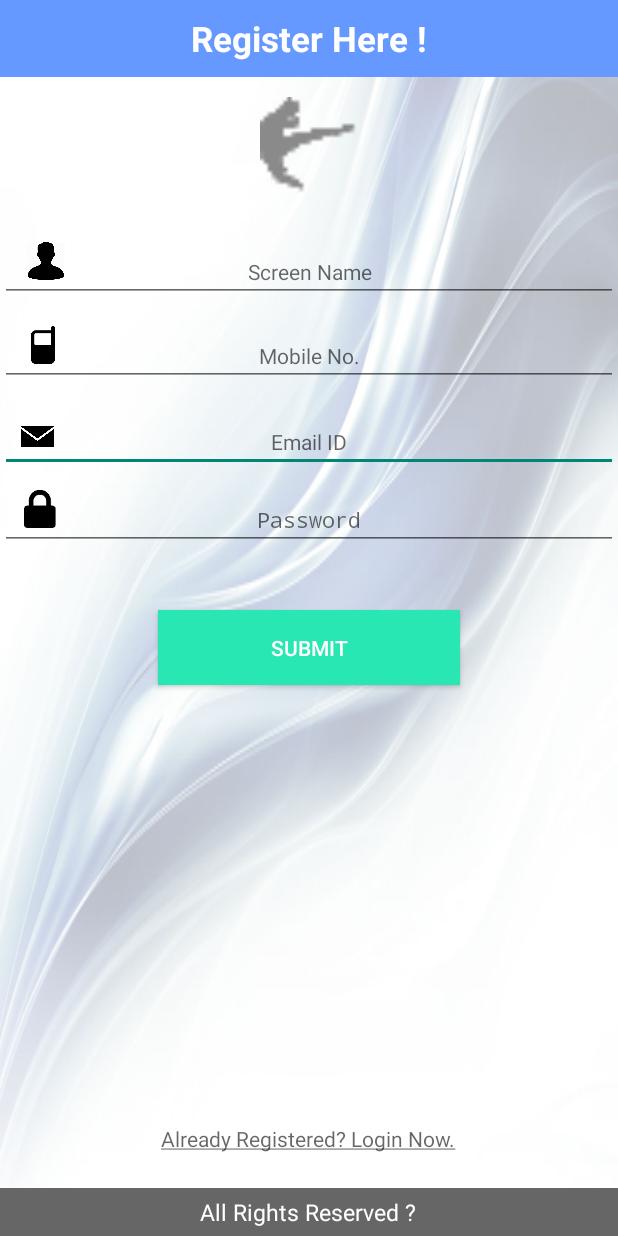
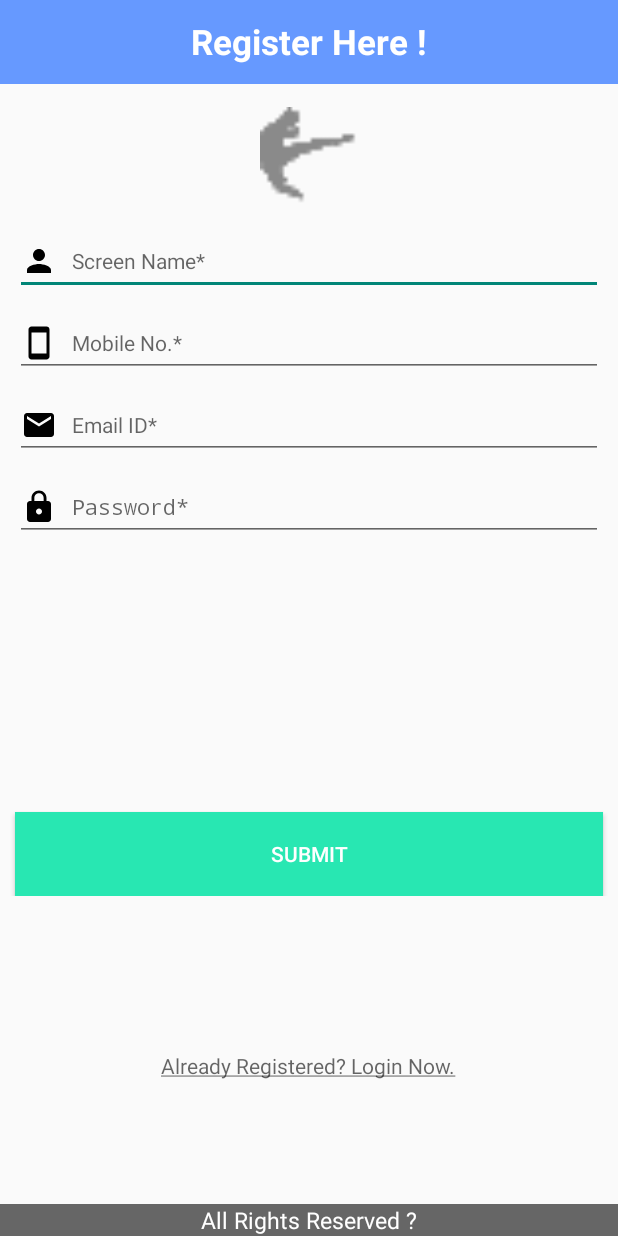
Before and after one commit to mukulraw/locus, an Android app: the Register screen opened directly, with no data from a screen before it, on a phone screen of 412 x 824 dp. Run offline under Robolectric (Android 15) with nearby library versions, the phone set to English and light mode, and no system bars.

```diff
--- a/locus/src/main/java/com/app/locus/assignment/Firstpage.java
+++ b/locus/src/main/java/com/app/locus/assignment/Firstpage.java
@@ -25,7 +25,7 @@ public class Firstpage extends Activity {
 	@Override
 	protected void onCreate(Bundle savedInstanceState) {
 		super.onCreate(savedInstanceState);
-		setContentView(R.layout.activity_firstpage);
+		setContentView(R.layout.layout_flipper);
 		  Intent intent = getIntent();
 		SharedPreferences preferences = getSharedPreferences(SplashActivity.MyPREFERENCES, Context.MODE_PRIVATE);
 	      String username = intent.getStringExtra(SplashActivity.USER_NAME);
--- a/locus/src/main/java/com/app/locus/assignment/Register.java
+++ b/locus/src/main/java/com/app/locus/assignment/Register.java
@@ -42,7 +42,7 @@ public class Register extends Activity implements View.OnClickListener{
     @Override
     protected void onCreate(Bundle savedInstanceState) {
         super.onCreate(savedInstanceState);
-        setContentView(R.layout.activity_register);
+        setContentView(R.layout.register2);
 
         /*
          * using for making the control
@@ -105,7 +105,15 @@ public class Register extends Activity implements View.OnClickListener{
 
         else{
 
-        register(name,mobile,email,password);
+            ConnectionDetector cd = new ConnectionDetector(getBaseContext());
+            if(cd.isConnectingToInternet()) {
+
+                register(name, mobile, email, password);
+            }
+            else
+            {
+                Toast.makeText(getBaseContext() , "No Internet Connection" , Toast.LENGTH_SHORT).show();
+            }
         }
 
     }
--- /dev/null
+++ b/locus/src/main/res/drawable/ic_email_.xml
@@ -0,0 +1,9 @@
+<vector xmlns:android="http://schemas.android.com/apk/res/android"
+        android:width="24dp"
+        android:height="24dp"
+        android:viewportWidth="24.0"
+        android:viewportHeight="24.0">
+    <path
+        android:fillColor="#FF000000"
+        android:pathData="M20,4L4,4c-1.1,0 -1.99,0.9 -1.99,2L2,18c0,1.1 0.9,2 2,2h16c1.1,0 2,-0.9 2,-2L22,6c0,-1.1 -0.9,-2 -2,-2zM20,8l-8,5 -8,-5L4,6l8,5 8,-5v2z"/>
+</vector>
--- /dev/null
+++ b/locus/src/main/res/drawable/ic_lock.xml
@@ -0,0 +1,9 @@
+<vector xmlns:android="http://schemas.android.com/apk/res/android"
+        android:width="24dp"
+        android:height="24dp"
+        android:viewportWidth="24.0"
+        android:viewportHeight="24.0">
+    <path
+        android:fillColor="#FF000000"
+        android:pathData="M18,8h-1L17,6c0,-2.76 -2.24,-5 -5,-5S7,3.24 7,6v2L6,8c-1.1,0 -2,0.9 -2,2v10c0,1.1 0.9,2 2,2h12c1.1,0 2,-0.9 2,-2L20,10c0,-1.1 -0.9,-2 -2,-2zM12,17c-1.1,0 -2,-0.9 -2,-2s0.9,-2 2,-2 2,0.9 2,2 -0.9,2 -2,2zM15.1,8L8.9,8L8.9,6c0,-1.71 1.39,-3.1 3.1,-3.1 1.71,0 3.1,1.39 3.1,3.1v2z"/>
+</vector>
--- /dev/null
+++ b/locus/src/main/res/drawable/ic_phone.xml
@@ -0,0 +1,9 @@
+<vector xmlns:android="http://schemas.android.com/apk/res/android"
+        android:width="24dp"
+        android:height="24dp"
+        android:viewportWidth="24.0"
+        android:viewportHeight="24.0">
+    <path
+        android:fillColor="#FF000000"
+        android:pathData="M17,1.01L7,1c-1.1,0 -1.99,0.9 -1.99,2v18c0,1.1 0.89,2 1.99,2h10c1.1,0 2,-0.9 2,-2V3c0,-1.1 -0.9,-1.99 -2,-1.99zM17,19H7V5h10v14z"/>
+</vector>
--- a/locus/src/main/res/layout/activity_register.xml
+++ b/locus/src/main/res/layout/activity_register.xml
@@ -172,7 +172,6 @@
         android:layout_centerHorizontal="true"
         android:layout_marginTop="40dp"
         android:background="#28e7b2"
-        android:onClick="onRegister"
         android:text="Submit"
         android:textColor="#FFFFFF" />
 
--- /dev/null
+++ b/locus/src/main/res/layout/register2.xml
@@ -0,0 +1,181 @@
+<?xml version="1.0" encoding="utf-8"?>
+<LinearLayout xmlns:android="http://schemas.android.com/apk/res/android"
+    android:orientation="vertical" android:layout_width="match_parent"
+    android:layout_height="match_parent">
+
+
+
+    <RelativeLayout
+        android:id="@+id/header"
+        android:layout_width="match_parent"
+        android:layout_height="?android:actionBarSize"
+        android:layout_gravity="center_horizontal"
+        android:background="#6699FF"
+        android:gravity="center" >
+
+        <TextView
+            android:layout_width="wrap_content"
+            android:layout_height="wrap_content"
+            android:layout_margin="10dp"
+            android:textStyle="bold"
+            android:text="@string/register_here_"
+            android:textColor="#FFFFFF"
+            android:textSize="23sp" />
+    </RelativeLayout>
+
+
+    <ImageView
+        android:layout_width="65dp"
+        android:layout_height="65dp"
+        android:layout_gravity="center_horizontal"
+        android:layout_marginTop="15dp"
+        android:layout_marginBottom="15dp"
+        android:src="@drawable/main"
+        android:scaleType="centerCrop"
+        android:gravity="center" />
+
+
+    <EditText
+        android:id="@+id/et_userName"
+        android:layout_width="match_parent"
+        android:layout_height="wrap_content"
+        android:layout_gravity="center_horizontal"
+        android:layout_marginStart="10dp"
+        android:layout_marginEnd="10dp"
+        android:layout_marginBottom="10dp"
+        android:ems="10"
+        android:textStyle="normal"
+        android:textSize="14sp"
+        android:drawableStart="@drawable/ic_user"
+        android:drawablePadding="10dp"
+        android:hint="@string/screen_name"
+        android:inputType="textPersonName"
+        android:drawableLeft="@drawable/ic_user" />
+
+    <EditText
+        android:id="@+id/et_mobileNumber"
+        android:layout_width="match_parent"
+        android:layout_height="wrap_content"
+        android:ems="10"
+        android:maxLength="10"
+        android:layout_marginStart="10dp"
+        android:layout_marginEnd="10dp"
+        android:drawablePadding="10dp"
+        android:layout_marginBottom="10dp"
+        android:textStyle="normal"
+        android:textSize="14sp"
+        android:layout_gravity="center_horizontal"
+        android:drawableStart="@drawable/ic_phone"
+
+        android:hint="@string/mobile_no"
+        android:inputType="phone"
+        android:drawableLeft="@drawable/ic_phone" />
+
+
+
+
+    <EditText
+        android:id="@+id/et_emailId"
+        android:layout_width="match_parent"
+        android:layout_height="wrap_content"
+        android:layout_marginStart="10dp"
+        android:layout_marginEnd="10dp"
+        android:ems="10"
+        android:drawableStart="@drawable/ic_email_"
+        android:drawablePadding="10dp"
+        android:layout_gravity="center_horizontal"
+        android:layout_marginBottom="10dp"
+        android:textStyle="normal"
+        android:textSize="14sp"
+
+        android:hint="@string/email_id1"
+        android:inputType="textEmailAddress"
+        android:drawableLeft="@drawable/ic_email_" />
+
+
+    <EditText
+        android:id="@+id/et_password"
+        android:layout_width="match_parent"
+        android:layout_height="wrap_content"
+        android:ems="10"
+        android:textStyle="normal"
+        android:textSize="14sp"
+        android:layout_marginStart="10dp"
+        android:layout_marginEnd="10dp"
+        android:layout_marginBottom="10dp"
+        android:drawableStart="@drawable/ic_lock"
+        android:drawablePadding="10dp"
+        android:layout_gravity="center_horizontal"
+        android:hint="@string/password"
+        android:inputType="textPassword"
+        android:drawableLeft="@drawable/ic_lock" />
+
+
+    <LinearLayout
+        android:layout_width="match_parent"
+        android:layout_height="fill_parent"
+        android:orientation="vertical"
+        android:weightSum="2"
+        >
+
+
+        <RelativeLayout
+            android:layout_width="match_parent"
+            android:layout_height="0dp"
+            android:layout_gravity="center_horizontal"
+            android:layout_weight="1"
+            >
+
+
+            <Button
+                android:id="@+id/registerBtn"
+                android:layout_width="match_parent"
+                android:layout_height="?android:actionBarSize"
+                android:layout_centerHorizontal="true"
+                android:background="#28e7b2"
+                android:layout_marginStart="10dp"
+                android:layout_marginEnd="10dp"
+                android:layout_alignParentBottom="true"
+                android:text="@string/submit"
+                android:textColor="#FFFFFF" />
+
+        </RelativeLayout>
+
+
+
+        <RelativeLayout
+            android:layout_width="match_parent"
+            android:layout_height="0dp"
+            android:layout_weight="1"
+            >
+
+
+            <TextView
+                android:id="@+id/tv_login"
+                android:layout_width="wrap_content"
+                android:layout_height="wrap_content"
+                android:layout_centerHorizontal="true"
+                android:textSize="14sp"
+                android:layout_centerVertical="true"
+                android:text="@string/txt_hint_login"
+                android:textAppearance="?android:attr/textAppearanceMedium" />
+
+
+            <TextView
+                android:layout_width="match_parent"
+                android:layout_height="wrap_content"
+                android:layout_alignParentBottom="true"
+                android:background="#666666"
+                android:gravity="center"
+                android:text="@string/all_rights_reserved_"
+                android:textColor="#FFFFFF"
+                android:textSize="15sp" />
+
+
+        </RelativeLayout>
+
+
+    </LinearLayout>
+
+
+</LinearLayout>
--- a/locus/src/main/res/values/strings.xml
+++ b/locus/src/main/res/values/strings.xml
@@ -76,6 +76,19 @@
     <string name="hint_account_key">Update account key</string>
     <string name="error_account_key">please enter the account key</string>
     <string name="account_key_confirm">Chat reinitialized with new account key</string>
+    <string name="sign_in">SIGN IN</string>
+    <string name="sign_up">SIGN UP</string>
+    <string name="user_name">User Name</string>
+    <string name="assignment">Assignment</string>
+    <string name="all_rights_reserved">All Rights Reserved ?</string>
+    <string name="screen_name">Screen Name*</string>
+    <string name="mobile_no">Mobile No.*</string>
+    <string name="email_id1">Email ID*</string>
+    <string name="password">Password*</string>
+    <string name="submit">Submit</string>
+    <string name="screen_name1">Screen Name</string>
+    <string name="password1">Password</string>
+    <string name="login">LOGIN</string>
 
 
 </resources>
```
Also changed, not shown: locus/src/main/java/com/app/locus/assignment/ConnectionDetector.java (added, +30 -0 lines), locus/src/main/java/com/app/locus/assignment/SplashActivity.java (+20 -2 lines), locus/src/main/res/layout/activity_firstpage.xml (+106 -80 lines), locus/src/main/res/layout/activity_splash.xml (+14 -9 lines), locus/src/main/res/layout/layout_flipper.xml (added, +162 -0 lines), locus/src/main/res/layout/view_flipper.xml (+6 -4 lines), 2 other files.
